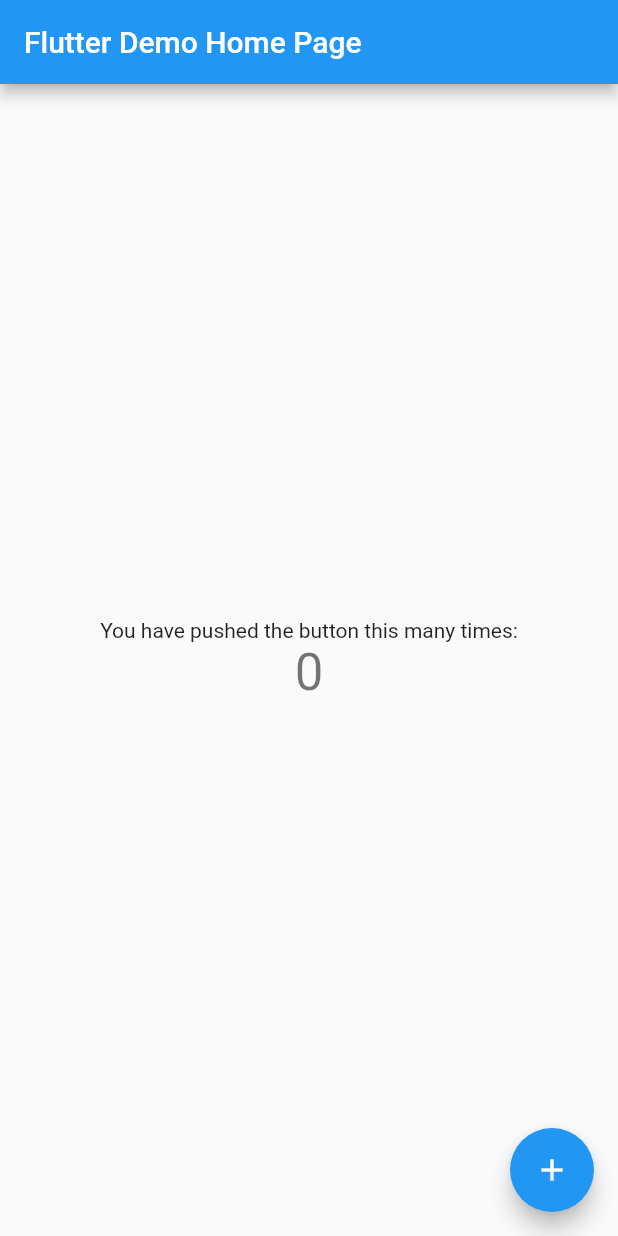
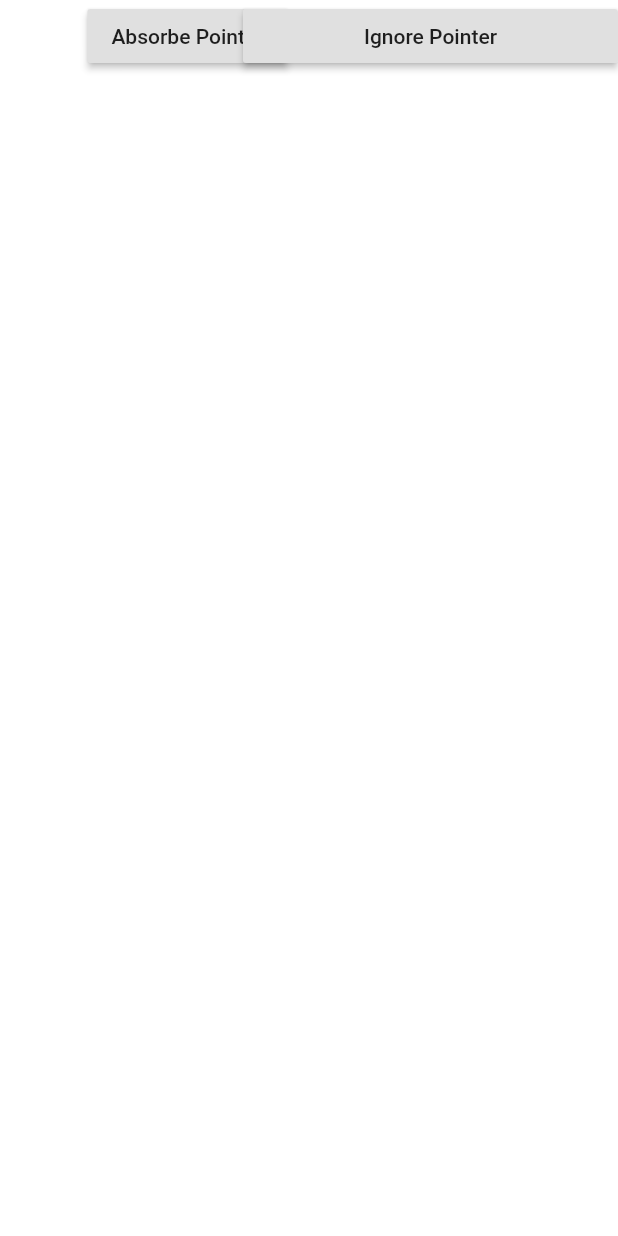
Before and after one commit to jayesh006/demo_application, a Flutter app: the screen it shows after launch, on a phone screen of 412 x 824 dp. Run offline on Flutter 3.47's test engine with Material 2 defaults, Android fonts, the phone set to English and light mode, and no system bars.

Commit message:
Second commit with till absorbe Pointer

```diff
--- /dev/null
+++ b/lib/Screens/absorbPointer.dart
@@ -0,0 +1,85 @@
+import 'package:flutter/material.dart';
+
+
+
+class absorbPointer extends StatefulWidget{
+  @override
+  State<StatefulWidget> createState() => showAbsorbPointer();
+
+}
+
+
+
+class showAbsorbPointer extends State<absorbPointer>{
+  @override
+  Widget build(BuildContext context) {
+//    return Scaffold(
+//      appBar: AppBar(title: Text('Absorb Pointer'),),
+//      body: AbsorbPointer(
+//        absorbing: false,
+//        child: Column(
+//          mainAxisAlignment: MainAxisAlignment.start,
+//          children: <Widget>[
+//            RaisedButton(
+//              child: Text('Flutter'),
+//              onPressed: (){
+//                print('Flutter');
+//              },
+//            ),
+//            RaisedButton(
+//              child: Text('Flutter Tutorial'),
+//              onPressed: (){
+//                print('Flutter Tutorial');
+//              },
+//            ),
+//            RaisedButton(
+//              child: Text('Absorb button'),
+//              onPressed: () {
+//                print('Absorbe Pointer');
+//              },
+//            )
+//          ],
+//        ),
+//      ),
+//    );
+  return SizedBox(
+    width: double.infinity,
+    child: Stack(
+      children: <Widget>[
+        Positioned(
+          left: 0,
+          width: 250,
+          child: AbsorbPointer(
+            absorbing: false,
+            child: Column(
+//              mainAxisAlignment: MainAxisAlignment.start,
+              children: <Widget>[
+                RaisedButton(
+                  child: Text('Absorbe Pointer'),
+                  onPressed: (){
+                    print('Absorbe Pointer');
+                  },
+                )
+              ],
+            ),
+          ),
+        ),
+        Positioned(
+          right: 0,
+          width: 250,
+          child: IgnorePointer(
+            ignoring: false,
+            child: RaisedButton(
+              child: Text('Ignore Pointer'),
+              onPressed: (){
+                print('Ignore Pointer');
+              },
+            ),
+          ),
+        )
+      ],
+    ),
+  );
+  }
+
+}
--- a/lib/main.dart
+++ b/lib/main.dart
@@ -1,4 +1,11 @@
+import 'package:demoapplication/Screens/bottom_navigation/bottomNavigationExample.dart';
+import 'package:demoapplication/Screens/expanded.dart';
+import 'package:demoapplication/Screens/fabButton.dart';
 import 'package:flutter/material.dart';
+
+import 'Screens/ClipRect/clipRectExample.dart';
+import 'Screens/absorbPointer.dart';
+import 'Screens/warp.dart';
 
 void main() {
   runApp(MyApp());
@@ -9,6 +16,7 @@ class MyApp extends StatelessWidget {
   @override
   Widget build(BuildContext context) {
     return MaterialApp(
+      debugShowCheckedModeBanner: false,
       title: 'Flutter Demo',
       theme: ThemeData(
         // This is the theme of your application.
@@ -26,8 +34,44 @@ class MyApp extends StatelessWidget {
         // closer together (more dense) than on mobile platforms.
         visualDensity: VisualDensity.adaptivePlatformDensity,
       ),
-      home: MyHomePage(title: 'Flutter Demo Home Page'),
+
+
+// Normal title
+//      home: MyHomePage(title: 'Flutter Demo Home Page'),
+
+//    Safe Area
+//    home: Scaffold(
+//      appBar: AppBar(title: Text('Safe Area demo', style: TextStyle(color: Colors.black, fontSize: 30),),backgroundColor: Colors.blueGrey,),
+//      backgroundColor: Colors.lightBlueAccent,
+//      body: SafeArea(
+//        top: true,
+//        minimum: EdgeInsets.all(50.0),
+//        child: Text('Safe Area', textDirection: TextDirection.ltr, style: TextStyle(fontSize: 40),),
+//      ),
+//    )
+
+//    Expanded
+//    home: expanded(),
+//
+//    Warp
+//    home: warp(),
+
+//    Floating Action Button
+//    home: fabButton()
+
+//    ClipRect
+//    home: clipRectExample(),
+
+//    Bottom Navigation
+//    home: bottomNavigationExample(),
+
+//      Absorb Pointer
+    home: absorbPointer()
+
     );
+
+
+
   }
 }
 
```
Also changed, not shown: lib/Screens/ClipRect/clipRectExample.dart (added, +53 -0 lines), lib/Screens/ClipRect/customeClipExample.dart (added, +18 -0 lines), lib/Screens/bottom_navigation/bottomNavigationExample.dart (added, +70 -0 lines), lib/Screens/expanded.dart (added, +28 -0 lines), lib/Screens/fabButton.dart (added, +59 -0 lines), lib/Screens/warp.dart (added, +95 -0 lines).
